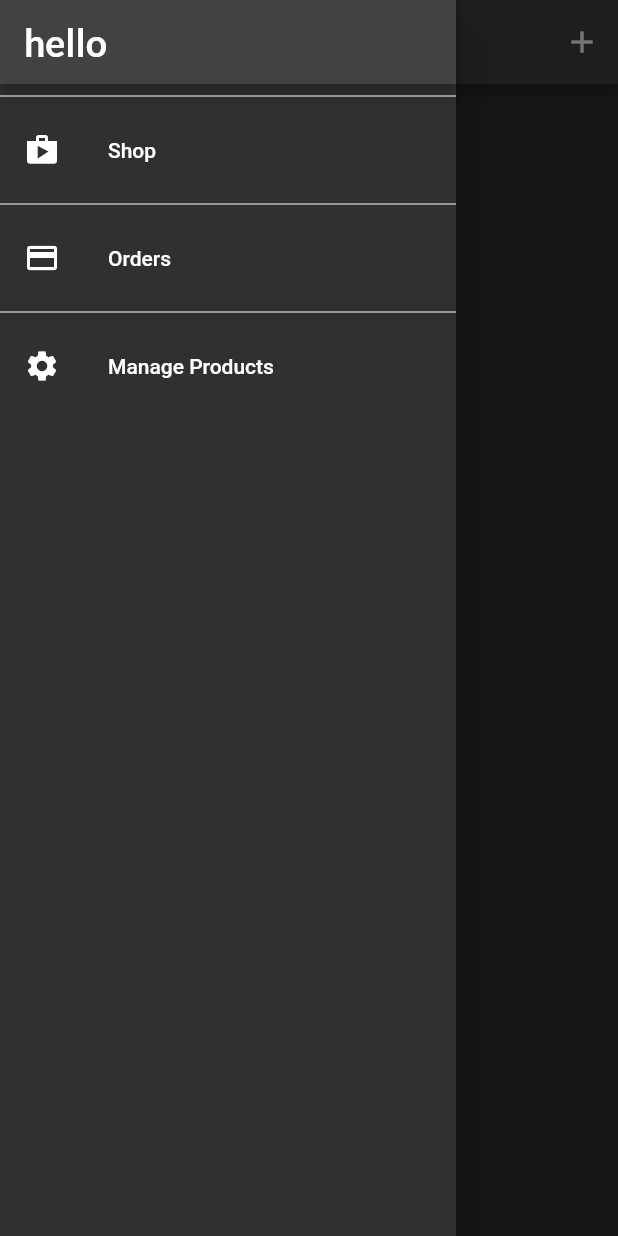
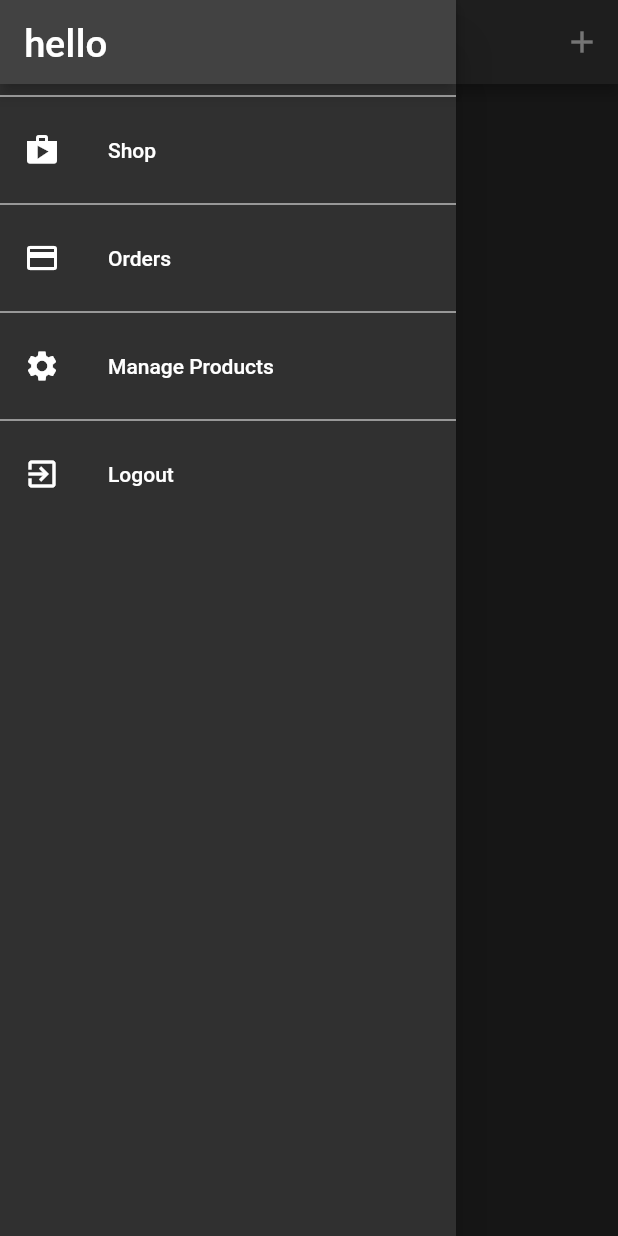
Before and after one commit to omnrohr/flutterSimpleShop, a Flutter app: the UserProductsView screen opened by its route, with the side drawer open, on a phone screen of 412 x 824 dp. Run offline on Flutter 3.47's test engine with Material 2 defaults, Android fonts, the phone set to English and light mode, and no system bars; our stand-ins replace shared_preferences; accounts and stored records are empty; network calls fail.

Commit message:
adding auto login and auto logout and save user data to device storege

```diff
--- a/lib/models/order.dart
+++ b/lib/models/order.dart
@@ -24,11 +24,12 @@ class Orders with ChangeNotifier {
   }
 
   final String authToken;
-  Orders(this.authToken, this.orderItems);
+  final String userId;
+  Orders(this.authToken, this.userId, this.orderItems);
 
   Future<void> fetchOrders() async {
     final url = Uri.parse(
-        'https://shopapp-b795e-default-rtdb.firebaseio.com/orders.json?auth=$authToken');
+        'https://shopapp-b795e-default-rtdb.firebaseio.com/orders/$userId.json?auth=$authToken');
     final fetchedOrders = await http.get(url);
     final serverData = json.decode(fetchedOrders.body) as Map<String, dynamic>;
     List<OrderItem> loadedOrders = [];
@@ -56,7 +57,7 @@ class Orders with ChangeNotifier {
   Future<void> addOrder(List<CartItem> items, double total) async {
     final timeStamp = DateTime.now();
     final url = Uri.parse(
-        'https://shopapp-b795e-default-rtdb.firebaseio.com/orders.json?auth=$authToken');
+        'https://shopapp-b795e-default-rtdb.firebaseio.com/orders/$userId.json?auth=$authToken');
 
     final response = await http.post(url,
         body: json.encode({
--- a/lib/pages/user_products_view.dart
+++ b/lib/pages/user_products_view.dart
@@ -9,12 +9,13 @@ import '../widgets/app_drawer.dart';
 class UserProductsView extends StatelessWidget {
   static const userProductURL = '/user-products';
   Future<void> _onRefresh(BuildContext context) async {
-    await Provider.of<ProviderProduct>(context, listen: false).fetchProducts();
+    await Provider.of<ProviderProduct>(context, listen: false)
+        .fetchProducts(true);
   }
 
   @override
   Widget build(BuildContext context) {
-    final providedProducts = Provider.of<ProviderProduct>(context);
+    // final providedProducts = Provider.of<ProviderProduct>(context);
     return Scaffold(
       drawer: AppDrawer(),
       appBar: AppBar(
@@ -29,9 +30,17 @@ class UserProductsView extends StatelessWidget {
           )
         ],
       ),
-      body: RefreshIndicator(
+      body: FutureBuilder(
+        future: _onRefresh(context),
+        builder: ((context, snapshot) =>
+            snapshot.connectionState == ConnectionState.waiting
+                ? const Center(
+                    child: CircularProgressIndicator(),
+                  )
+                : RefreshIndicator(
                     onRefresh: () => _onRefresh(context),
-        child: Padding(
+                    child: Consumer<ProviderProduct>(
+                      builder: (context, providedProducts, _) => Padding(
                         padding: const EdgeInsets.all(10),
                         child: ListView.builder(
                           itemBuilder: (_ctx, i) => Column(children: [
@@ -41,6 +50,7 @@ class UserProductsView extends StatelessWidget {
                           itemCount: providedProducts.items.length,
                         ),
                       ),
+                    ))),
       ),
     );
   }
--- a/lib/widgets/app_drawer.dart
+++ b/lib/widgets/app_drawer.dart
@@ -1,7 +1,9 @@
 import 'package:flutter/material.dart';
+import 'package:provider/provider.dart';
 
 import '../models/order.dart';
 import '../pages/user_products_view.dart';
+import '../models/auth.dart';
 
 class AppDrawer extends StatelessWidget {
   @override
@@ -40,6 +42,19 @@ class AppDrawer extends StatelessWidget {
               Navigator.pushReplacementNamed(
                   context, UserProductsView.userProductURL);
             },
+          ),
+          Divider(
+            color: Colors.white,
+          ),
+          ListTile(
+            leading: const Icon(Icons.exit_to_app),
+            title: const Text('Logout'),
+            onTap: () {
+              Navigator.of(context).pop();
+              Navigator.of(context)
+                  .pushReplacementNamed('/'); //close teh drawer
+              Provider.of<Auth>(context, listen: false).logout();
+            },
           )
         ],
       ),
--- a/pubspec.yaml
+++ b/pubspec.yaml
@@ -36,6 +36,7 @@ dependencies:
   cupertino_icons: ^1.0.2
   intl: ^0.17.0
   http: ^0.13.4
+  shared_preferences: ^2.0.15
 
 dev_dependencies:
   flutter_test:
```
Also changed, not shown: lib/main.dart (+18 -8 lines), lib/models/auth.dart (+54 -0 lines), lib/pages/splash_screen.dart (added, +12 -0 lines), lib/providers/provider_products.dart (+10 -13 lines), pubspec.lock. Lines whose indentation alone changed are shown as unchanged.
